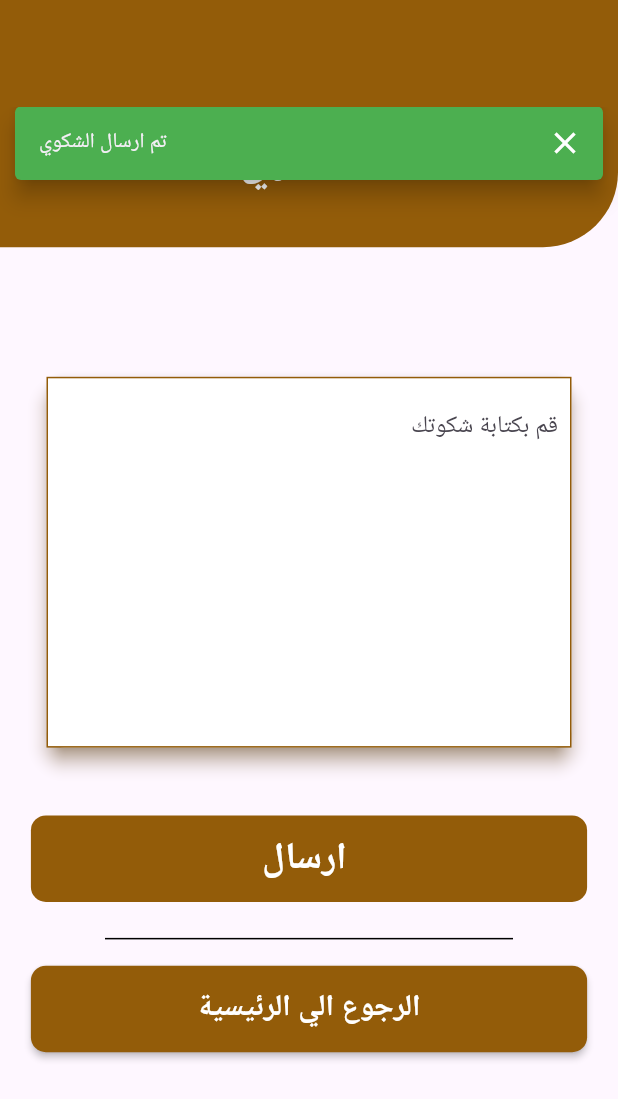
After one commit to wogoodwael/Buy-Sale, a Flutter app: the ComplaintsPage screen opened directly, after a tap on "ارسال", on a phone screen of 412 x 824 dp. The commit adds this screen. Shown: the top 1099 px of the screen. Run offline on Flutter 3.47's test engine with Material 3 defaults, Android fonts, the light colour scheme and no system bars; our stand-ins replace bloc, carousel_slider, file_picker, firebase_auth, firebase_core, flutter_bloc and 8 more; missing offline and left inert: country_flags, flutter_facebook_auth, image_picker_widget; accounts and stored records are empty; network calls fail.

Commit message:
complaint_page

```diff
--- a/lib/core/helper/header.dart
+++ b/lib/core/helper/header.dart
@@ -3,8 +3,8 @@ import 'package:shopping/core/utils/colors.dart';
 import 'package:shopping/core/utils/strings.dart';
 
 class AdvertisementHeader extends StatelessWidget {
-  const AdvertisementHeader({super.key});
-
+  const AdvertisementHeader({super.key, required this.text});
+  final String text;
   @override
   Widget build(BuildContext context) {
     return Container(
@@ -14,11 +14,11 @@ class AdvertisementHeader extends StatelessWidget {
           color: brawn,
           borderRadius:
               const BorderRadius.only(bottomRight: Radius.circular(50))),
-      child: const Padding(
+      child:  Padding(
         padding: EdgeInsets.only(top: 50),
         child: Center(
           child: Text(
-            "اضف اعلان",
+            text,
             style: TextStyle(
                 color: Colors.white, fontSize: 30, fontWeight: FontWeight.bold),
           ),
--- a/lib/presentation/screens/advertisements/advertise.dart
+++ b/lib/presentation/screens/advertisements/advertise.dart
@@ -99,7 +99,9 @@ class _AdvertiseScreenState extends State<AdvertiseScreen> {
         child: Column(
           crossAxisAlignment: CrossAxisAlignment.end,
           children: [
-            const AdvertisementHeader(),
+            const AdvertisementHeader(
+              text: 'اضف اعلان',
+            ),
             const Padding(
               padding: EdgeInsets.only(right: 30, top: 10, bottom: 5),
               child: Text(
--- /dev/null
+++ b/lib/presentation/screens/client/complaints.dart
@@ -0,0 +1,83 @@
+import 'package:flutter/material.dart';
+import 'package:shopping/core/helper/errors_snack.dart';
+import 'package:shopping/core/helper/header.dart';
+import 'package:shopping/core/utils/colors.dart';
+import 'package:shopping/core/utils/strings.dart';
+import 'package:shopping/presentation/widgets/bottons.dart';
+import 'package:shopping/presentation/widgets/header.dart';
+
+class ComplaintsPage extends StatelessWidget {
+  const ComplaintsPage({super.key});
+
+  @override
+  Widget build(BuildContext context) {
+    return Scaffold(
+      body: SingleChildScrollView(
+        child: Column(
+          children: [
+            const AdvertisementHeader(
+              text: 'الشكاوي',
+            ),
+            SizedBox(
+              height: .1 * mediaHiegh(context),
+            ),
+            Card(
+              elevation: 5,
+              borderOnForeground: true,
+              shadowColor: brawn,
+              child: Container(
+                width: 350,
+                height: .3 * mediaHiegh(context),
+                decoration: BoxDecoration(
+                    color: Colors.white, border: Border.all(color: brawn)),
+                child: const Padding(
+                  padding: EdgeInsets.all(8.0),
+                  child: TextField(
+                    textDirection: TextDirection.rtl,
+                    decoration: InputDecoration(
+                        border: InputBorder.none,
+                        hintText: 'قم بكتابة شكوتك ',
+                        hintTextDirection: TextDirection.rtl),
+                  ),
+                ),
+              ),
+            ),
+            SizedBox(
+              height: .05 * mediaHiegh(context),
+            ),
+            GestureDetector(
+                onTap: () async {
+                  CustomSnackBar(context, 'تم ارسال الشكوي', Colors.green);
+                  await Future.delayed(
+                      const Duration(seconds: 2)); // Wait for 2 seconds
+                  Navigator.pop(context);
+                },
+                child: const CustomSignButton(
+                  text: 'ارسال ',
+                )),
+            const SizedBox(
+              height: 10,
+            ),
+            MaterialButton(
+              minWidth: .9 * mediawidth(context),
+              height: .07 * mediaHiegh(context),
+              color: brawn,
+              shape: RoundedRectangleBorder(
+                  borderRadius: BorderRadius.circular(10)),
+              onPressed: () {
+                Navigator.pushNamed(context, home);
+              },
+              child: const Text(
+                "الرجوع الي الرئيسية",
+                style: TextStyle(
+                    color: Colors.white,
+                    fontSize: 20,
+                    fontWeight: FontWeight.bold),
+              ),
+            )
+          ],
+        ),
+      ),
+    );
+  }
+}
--- a/lib/presentation/screens/menu.dart
+++ b/lib/presentation/screens/menu.dart
@@ -8,6 +8,7 @@ import 'package:shopping/core/utils/strings.dart';
 import 'package:shopping/data/models/menu_item.dart';
 import 'package:shopping/main.dart';
 import 'package:shopping/presentation/screens/Auth/sign_up.dart';
+import 'package:shopping/presentation/screens/client/complaints.dart';
 import 'package:shopping/presentation/screens/client/profile.dart';
 import 'package:shopping/presentation/screens/home/home.dart';
 import 'package:shopping/presentation/widgets/item_list.dart';
@@ -95,7 +96,15 @@ class _MenuScreenState extends State<MenuScreen> {
               context, MaterialPageRoute(builder: (_) => ProfileScreen()));
         },
         icon: Icons.settings,
-      )
+      ),
+      MenuItemModel(
+        text: " الشكاوي والمقترحات ",
+        ontap: () {
+          Navigator.push(
+              context, MaterialPageRoute(builder: (_) => ComplaintsPage()));
+        },
+        icon: Icons.help_outline,
+      ),
     ];
 
     return SingleChildScrollView(
@@ -145,7 +154,7 @@ class _MenuScreenState extends State<MenuScreen> {
             height: 5,
           ),
           Container(
-            height: 400,
+            height: 500,
             child: ListView.builder(
                 itemCount: items.length,
                 itemBuilder: (context, index) {
```
